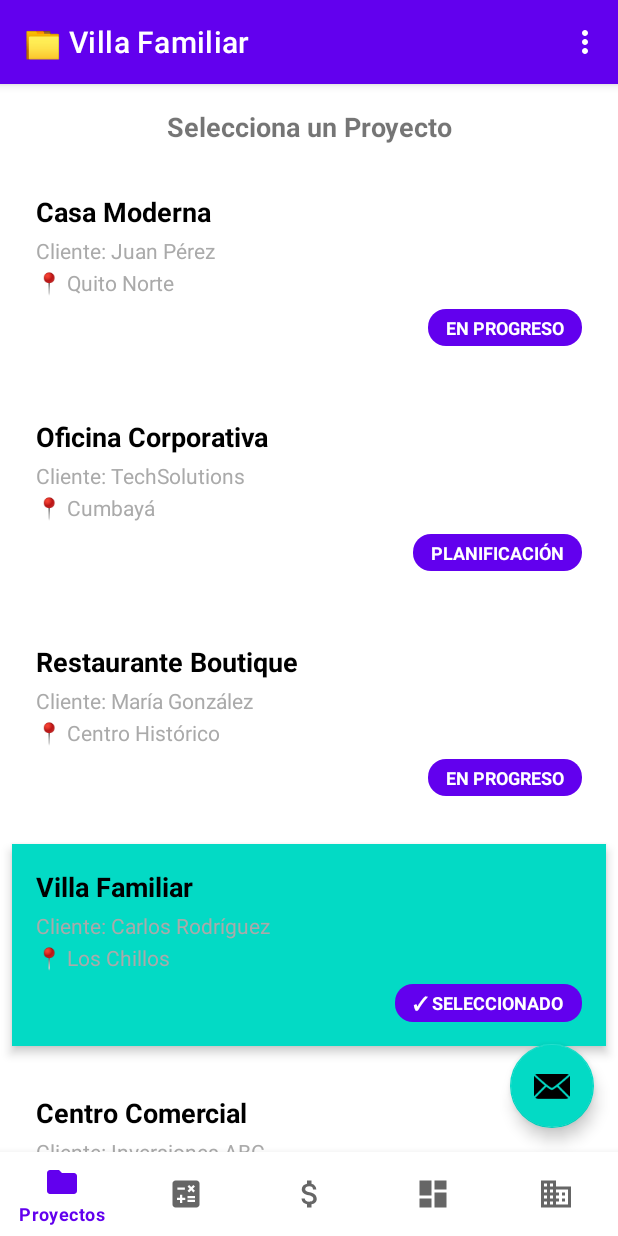
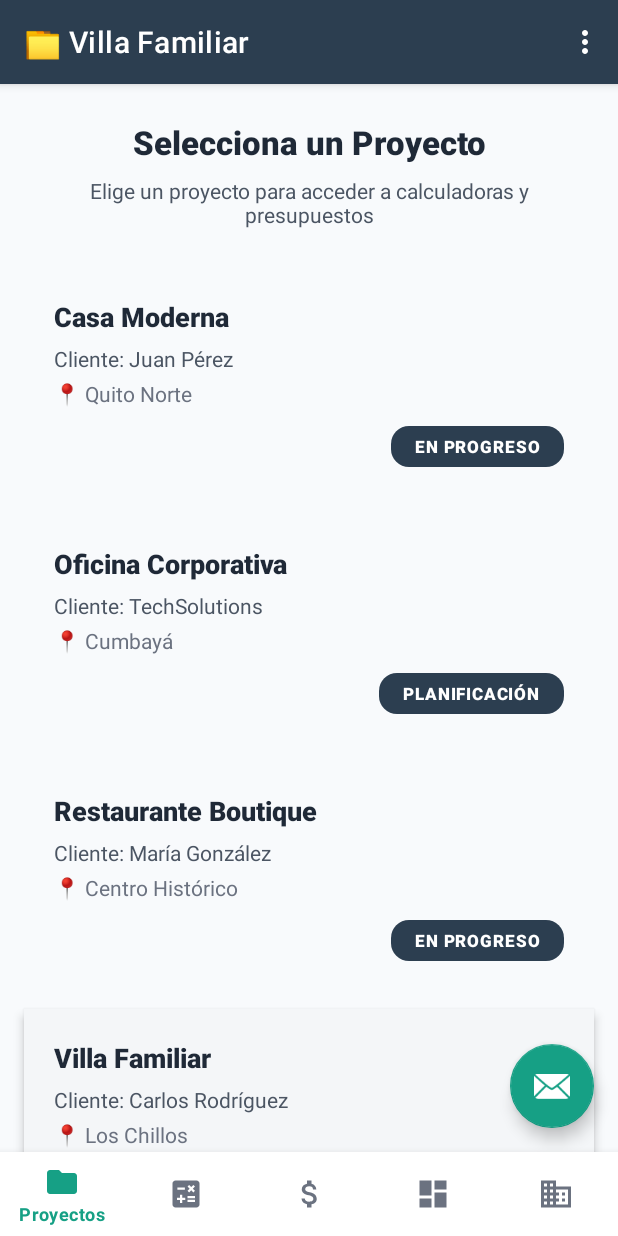
Before and after one commit to JosueZ99/RegenerApp, an Android app: the screen it shows after launch (MainActivity), after a tap on "Villa Familiar", on a phone screen of 412 x 824 dp. Run offline under Robolectric (Android 15) with nearby library versions, the phone set to English and light mode, and no system bars; our stand-ins replace navigation-ui; 3 other taps on this screen came first.

Commit message:
Change colors for light and dark themes

```diff
--- a/app/src/main/java/com/regenerarestudio/regenerapp/ui/proyectos/ProjectsAdapter.java
+++ b/app/src/main/java/com/regenerarestudio/regenerapp/ui/proyectos/ProjectsAdapter.java
@@ -79,10 +79,12 @@ public class ProjectsAdapter extends RecyclerView.Adapter<ProjectsAdapter.Projec
 
             // Resaltar proyecto seleccionado
             if (project.isSelected()) {
-                itemView.setBackgroundResource(R.color.teal_200);
+                itemView.setBackgroundResource(R.color.gray_100);
                 tvProjectStatus.setText("✓ SELECCIONADO");
+                tvProjectStatus.setBackgroundResource(R.drawable.selected_project_background);
             } else {
                 itemView.setBackgroundResource(android.R.color.transparent);
+                tvProjectStatus.setBackgroundResource(R.drawable.status_background);
             }
         }
     }
--- /dev/null
+++ b/app/src/main/res/color/bottom_nav_color.xml
@@ -0,0 +1,11 @@
+<?xml version="1.0" encoding="utf-8"?>
+<selector xmlns:android="http://schemas.android.com/apk/res/android">
+    <!-- Estado seleccionado -->
+    <item android:color="@color/secondary_teal" android:state_checked="true" />
+    <!-- Estado habilitado pero no seleccionado -->
+    <item android:color="@color/gray_500" android:state_enabled="true" />
+    <!-- Estado deshabilitado -->
+    <item android:color="@color/gray_300" android:state_enabled="false" />
+    <!-- Estado por defecto -->
+    <item android:color="@color/gray_400" />
+</selector>
--- a/gradle/wrapper/gradle-wrapper.properties
+++ b/app/src/main/res/drawable/selected_project_background.xml
@@ -1,6 +1,6 @@
-#Wed Jun 25 13:19:54 ECT 2025
-distributionBase=GRADLE_USER_HOME
-distributionPath=wrapper/dists
-distributionUrl=https\://services.gradle.org/distributions/gradle-8.11.1-bin.zip
-zipStoreBase=GRADLE_USER_HOME
-zipStorePath=wrapper/dists
+<?xml version="1.0" encoding="utf-8"?>
+<shape xmlns:android="http://schemas.android.com/apk/res/android"
+    android:shape="rectangle">
+    <solid android:color="@color/success_green" />
+    <corners android:radius="12dp" />
+</shape>
--- a/app/src/main/res/drawable/side_nav_bar.xml
+++ b/app/src/main/res/drawable/side_nav_bar.xml
@@ -2,8 +2,8 @@
     android:shape="rectangle">
     <gradient
         android:angle="135"
-        android:centerColor="#009688"
-        android:endColor="#00695C"
-        android:startColor="#4DB6AC"
+        android:centerColor="@color/primary_dark_blue"
+        android:endColor="@color/primary_blue_gray"
+        android:startColor="@color/secondary_teal"
         android:type="linear" />
 </shape>
--- a/app/src/main/res/layout/app_bar_main.xml
+++ b/app/src/main/res/layout/app_bar_main.xml
@@ -25,10 +25,10 @@
     <!-- Bottom Navigation View -->
     <com.google.android.material.bottomnavigation.BottomNavigationView
         android:id="@+id/bottom_navigation"
+        style="@style/BottomNavigationStyle"
         android:layout_width="match_parent"
         android:layout_height="wrap_content"
         android:layout_gravity="bottom"
-        android:background="?android:attr/windowBackground"
         app:menu="@menu/bottom_nav_menu" />
 
     <com.google.android.material.floatingactionbutton.FloatingActionButton
--- a/app/src/main/res/layout/fragment_proyectos.xml
+++ b/app/src/main/res/layout/fragment_proyectos.xml
@@ -4,34 +4,53 @@
     xmlns:tools="http://schemas.android.com/tools"
     android:layout_width="match_parent"
     android:layout_height="match_parent"
+    android:background="@color/background_main"
     tools:context=".ui.proyectos.ProyectosFragment">
 
     <TextView
         android:id="@+id/tv_header"
         android:layout_width="match_parent"
         android:layout_height="wrap_content"
-        android:layout_marginStart="16dp"
-        android:layout_marginTop="16dp"
-        android:layout_marginEnd="16dp"
+        android:layout_marginStart="20dp"
+        android:layout_marginTop="24dp"
+        android:layout_marginEnd="20dp"
         android:text="Selecciona un Proyecto"
         android:textAlignment="center"
-        android:textSize="18sp"
+        android:textColor="@color/gray_800"
+        android:textSize="22sp"
         android:textStyle="bold"
+        android:fontFamily="sans-serif-medium"
         app:layout_constraintEnd_toEndOf="parent"
         app:layout_constraintStart_toStartOf="parent"
         app:layout_constraintTop_toTopOf="parent" />
+
+    <TextView
+        android:id="@+id/tv_subtitle"
+        android:layout_width="match_parent"
+        android:layout_height="wrap_content"
+        android:layout_marginStart="20dp"
+        android:layout_marginTop="8dp"
+        android:layout_marginEnd="20dp"
+        android:text="Elige un proyecto para acceder a calculadoras y presupuestos"
+        android:textAlignment="center"
+        android:textColor="@color/gray_600"
+        android:textSize="14sp"
+        android:fontFamily="sans-serif"
+        app:layout_constraintEnd_toEndOf="parent"
+        app:layout_constraintStart_toStartOf="parent"
+        app:layout_constraintTop_toBottomOf="@+id/tv_header" />
 
     <androidx.recyclerview.widget.RecyclerView
         android:id="@+id/rv_projects"
         android:layout_width="match_parent"
         android:layout_height="0dp"
-        android:layout_marginTop="8dp"
+        android:layout_marginTop="20dp"
         android:clipToPadding="false"
         android:paddingBottom="80dp"
         app:layout_constraintBottom_toBottomOf="parent"
         app:layout_constraintEnd_toEndOf="parent"
         app:layout_constraintStart_toStartOf="parent"
-        app:layout_constraintTop_toBottomOf="@+id/tv_header"
+        app:layout_constraintTop_toBottomOf="@+id/tv_subtitle"
         tools:listitem="@layout/item_project" />
 
 </androidx.constraintlayout.widget.ConstraintLayout>
--- a/app/src/main/res/layout/item_project.xml
+++ b/app/src/main/res/layout/item_project.xml
@@ -2,46 +2,49 @@
 <androidx.cardview.widget.CardView xmlns:android="http://schemas.android.com/apk/res/android"
     xmlns:app="http://schemas.android.com/apk/res-auto"
     xmlns:tools="http://schemas.android.com/tools"
+    style="@style/CardStyle"
     android:layout_width="match_parent"
     android:layout_height="wrap_content"
-    android:layout_margin="8dp"
+    android:layout_marginHorizontal="16dp"
+    android:layout_marginVertical="6dp"
     android:clickable="true"
     android:focusable="true"
-    android:foreground="?android:attr/selectableItemBackground"
-    app:cardCornerRadius="8dp"
-    app:cardElevation="4dp">
+    android:foreground="?android:attr/selectableItemBackground">
 
     <LinearLayout
         android:layout_width="match_parent"
         android:layout_height="wrap_content"
         android:orientation="vertical"
-        android:padding="16dp">
+        android:padding="20dp">
 
         <TextView
             android:id="@+id/tv_project_name"
             android:layout_width="match_parent"
             android:layout_height="wrap_content"
-            android:textColor="@android:color/black"
+            android:textColor="@color/gray_800"
             android:textSize="18sp"
             android:textStyle="bold"
+            android:fontFamily="sans-serif-medium"
             tools:text="Casa Moderna" />
 
         <TextView
             android:id="@+id/tv_project_client"
             android:layout_width="match_parent"
             android:layout_height="wrap_content"
-            android:layout_marginTop="4dp"
-            android:textColor="@android:color/darker_gray"
+            android:layout_marginTop="6dp"
+            android:textColor="@color/gray_600"
             android:textSize="14sp"
+            android:fontFamily="sans-serif"
             tools:text="Cliente: Juan Pérez" />
 
         <TextView
             android:id="@+id/tv_project_location"
             android:layout_width="match_parent"
             android:layout_height="wrap_content"
-            android:layout_marginTop="2dp"
-            android:textColor="@android:color/darker_gray"
+            android:layout_marginTop="4dp"
+            android:textColor="@color/gray_500"
             android:textSize="14sp"
+            android:fontFamily="sans-serif"
             tools:text="📍 Quito Norte" />
 
         <TextView
@@ -49,13 +52,15 @@
             android:layout_width="wrap_content"
             android:layout_height="wrap_content"
             android:layout_gravity="end"
-            android:layout_marginTop="8dp"
+            android:layout_marginTop="12dp"
             android:background="@drawable/status_background"
-            android:paddingHorizontal="12dp"
-            android:paddingVertical="4dp"
-            android:textColor="@android:color/white"
-            android:textSize="12sp"
+            android:paddingHorizontal="16dp"
+            android:paddingVertical="6dp"
+            android:textColor="@color/surface_white"
+            android:textSize="11sp"
             android:textStyle="bold"
+            android:fontFamily="sans-serif-medium"
+            android:letterSpacing="0.05"
             tools:text="EN PROGRESO" />
 
     </LinearLayout>
--- /dev/null
+++ b/app/src/main/res/values-night/colors.xml
@@ -0,0 +1,48 @@
+<?xml version="1.0" encoding="utf-8"?>
+<resources>
+    <!-- Paleta Principal - Versión Oscura (mismos nombres, valores diferentes) -->
+    <color name="primary_dark_blue">#1ABC9C</color>
+    <color name="primary_blue_gray">#16A085</color>
+    <color name="primary_slate">#148F77</color>
+
+    <!-- Paleta Secundaria - Versión Oscura -->
+    <color name="secondary_teal">#52C41A</color>
+    <color name="secondary_mint">#73D13D</color>
+    <color name="accent_emerald">#95DE64</color>
+
+    <!-- Grises para Tema Oscuro (invertidos) -->
+    <color name="gray_50">#111827</color>
+    <color name="gray_100">#1F2937</color>
+    <color name="gray_200">#374151</color>
+    <color name="gray_300">#4B5563</color>
+    <color name="gray_400">#6B7280</color>
+    <color name="gray_500">#9CA3AF</color>
+    <color name="gray_600">#D1D5DB</color>
+    <color name="gray_700">#E5E7EB</color>
+    <color name="gray_800">#F3F4F6</color>
+    <color name="gray_900">#F9FAFB</color>
+
+    <!-- Colores de Estado - Versión Oscura -->
+    <color name="success_green">#34D399</color>
+    <color name="warning_amber">#FBBF24</color>
+    <color name="error_red">#F87171</color>
+    <color name="info_blue">#60A5FA</color>
+
+    <!-- Colores de Superficie - Versión Oscura -->
+    <color name="surface_white">#1F2937</color>
+    <color name="surface_light">#111827</color>
+    <color name="background_main">#0F172A</color>
+
+    <!-- Transparencias - Versión Oscura -->
+    <color name="overlay_dark">#B0000000</color>
+    <color name="overlay_light">#40FFFFFF</color>
+
+    <!-- Colores Legacy para tema oscuro -->
+    <color name="purple_200">#1ABC9C</color>
+    <color name="purple_500">#16A085</color>
+    <color name="purple_700">#148F77</color>
+    <color name="teal_200">#52C41A</color>
+    <color name="teal_700">#73D13D</color>
+    <color name="black">#FFFFFF</color>
+    <color name="white">#000000</color>
+</resources>
--- a/app/src/main/res/values-night/themes.xml
+++ b/app/src/main/res/values-night/themes.xml
@@ -1,16 +1,42 @@
 <resources xmlns:tools="http://schemas.android.com/tools">
-    <!-- Base application theme. -->
+    <!-- Base application theme - Dark Mode. -->
     <style name="Theme.RegenerApp" parent="Theme.MaterialComponents.DayNight.DarkActionBar">
-        <!-- Primary brand color. -->
-        <item name="colorPrimary">@color/purple_200</item>
-        <item name="colorPrimaryVariant">@color/purple_700</item>
-        <item name="colorOnPrimary">@color/black</item>
-        <!-- Secondary brand color. -->
-        <item name="colorSecondary">@color/teal_200</item>
-        <item name="colorSecondaryVariant">@color/teal_200</item>
-        <item name="colorOnSecondary">@color/black</item>
+        <!-- Primary brand colors. -->
+        <item name="colorPrimary">@color/primary_dark_blue</item>
+        <item name="colorPrimaryVariant">@color/primary_blue_gray</item>
+        <item name="colorOnPrimary">@color/gray_900</item>
+
+        <!-- Secondary brand colors. -->
+        <item name="colorSecondary">@color/secondary_teal</item>
+        <item name="colorSecondaryVariant">@color/secondary_mint</item>
+        <item name="colorOnSecondary">@color/gray_900</item>
+
+        <!-- Surface colors. -->
+        <item name="colorSurface">@color/surface_white</item>
+        <item name="colorOnSurface">@color/gray_800</item>
+
+        <!-- Background colors. -->
+        <item name="android:colorBackground">@color/background_main</item>
+        <item name="colorOnBackground">@color/gray_800</item>
+
+        <!-- Error colors. -->
+        <item name="colorError">@color/error_red</item>
+        <item name="colorOnError">@color/gray_900</item>
+
         <!-- Status bar color. -->
-        <item name="android:statusBarColor">?attr/colorPrimaryVariant</item>
-        <!-- Customize your theme here. -->
+        <item name="android:statusBarColor">@color/primary_blue_gray</item>
+
+        <!-- Navigation bar color. -->
+        <item name="android:navigationBarColor">@color/surface_white</item>
+        <item name="android:windowLightNavigationBar" tools:targetApi="27">false</item>
+
+        <!-- Control colors. -->
+        <item name="colorControlActivated">@color/secondary_teal</item>
+        <item name="colorControlHighlight">@color/gray_200</item>
+
+        <!-- Text colors. -->
+        <item name="android:textColorPrimary">@color/gray_800</item>
+        <item name="android:textColorSecondary">@color/gray_600</item>
+        <item name="android:textColorHint">@color/gray_400</item>
     </style>
 </resources>
--- a/app/src/main/res/values/colors.xml
+++ b/app/src/main/res/values/colors.xml
@@ -1,10 +1,48 @@
 <?xml version="1.0" encoding="utf-8"?>
 <resources>
-    <color name="purple_200">#FFBB86FC</color>
-    <color name="purple_500">#FF6200EE</color>
-    <color name="purple_700">#FF3700B3</color>
-    <color name="teal_200">#FF03DAC5</color>
-    <color name="teal_700">#FF018786</color>
-    <color name="black">#FF000000</color>
-    <color name="white">#FFFFFFFF</color>
+    <!-- Paleta Principal - Azules Gris Modernos -->
+    <color name="primary_dark_blue">#2C3E50</color>
+    <color name="primary_blue_gray">#34495E</color>
+    <color name="primary_slate">#445566</color>
+
+    <!-- Paleta Secundaria - Verdes Teal Elegantes -->
+    <color name="secondary_teal">#16A085</color>
+    <color name="secondary_mint">#1ABC9C</color>
+    <color name="accent_emerald">#27AE60</color>
+
+    <!-- Grises Sofisticados -->
+    <color name="gray_50">#FAFBFC</color>
+    <color name="gray_100">#F4F6F8</color>
+    <color name="gray_200">#E4E7EB</color>
+    <color name="gray_300">#D1D5DB</color>
+    <color name="gray_400">#9CA3AF</color>
+    <color name="gray_500">#6B7280</color>
+    <color name="gray_600">#4B5563</color>
+    <color name="gray_700">#374151</color>
+    <color name="gray_800">#1F2937</color>
+    <color name="gray_900">#111827</color>
+
+    <!-- Colores de Estado -->
+    <color name="success_green">#10B981</color>
+    <color name="warning_amber">#F59E0B</color>
+    <color name="error_red">#EF4444</color>
+    <color name="info_blue">#3B82F6</color>
+
+    <!-- Colores de Superficie -->
+    <color name="surface_white">#FFFFFF</color>
+    <color name="surface_light">#FAFBFC</color>
+    <color name="background_main">#F8FAFC</color>
+
+    <!-- Transparencias -->
+    <color name="overlay_dark">#80000000</color>
+    <color name="overlay_light">#40FFFFFF</color>
+
+    <!-- Colores Legacy (mantenidos para compatibilidad) -->
+    <color name="purple_200">#16A085</color>
+    <color name="purple_500">#2C3E50</color>
+    <color name="purple_700">#1B2631</color>
+    <color name="teal_200">#1ABC9C</color>
+    <color name="teal_700">#148F77</color>
+    <color name="black">#000000</color>
+    <color name="white">#FFFFFF</color>
 </resources>
--- a/app/src/main/res/values/themes.xml
+++ b/app/src/main/res/values/themes.xml
@@ -1,17 +1,43 @@
 <resources xmlns:tools="http://schemas.android.com/tools">
     <!-- Base application theme. -->
     <style name="Theme.RegenerApp" parent="Theme.MaterialComponents.DayNight.DarkActionBar">
-        <!-- Primary brand color. -->
-        <item name="colorPrimary">@color/purple_500</item>
-        <item name="colorPrimaryVariant">@color/purple_700</item>
-        <item name="colorOnPrimary">@color/white</item>
-        <!-- Secondary brand color. -->
-        <item name="colorSecondary">@color/teal_200</item>
-        <item name="colorSecondaryVariant">@color/teal_700</item>
-        <item name="colorOnSecondary">@color/black</item>
+        <!-- Primary brand colors. -->
+        <item name="colorPrimary">@color/primary_dark_blue</item>
+        <item name="colorPrimaryVariant">@color/primary_blue_gray</item>
+        <item name="colorOnPrimary">@color/surface_white</item>
+
+        <!-- Secondary brand colors. -->
+        <item name="colorSecondary">@color/secondary_teal</item>
+        <item name="colorSecondaryVariant">@color/secondary_mint</item>
+        <item name="colorOnSecondary">@color/surface_white</item>
+
+        <!-- Surface colors. -->
+        <item name="colorSurface">@color/surface_white</item>
+        <item name="colorOnSurface">@color/gray_800</item>
+
+        <!-- Background colors. -->
+        <item name="android:colorBackground">@color/background_main</item>
+        <item name="colorOnBackground">@color/gray_800</item>
+
+        <!-- Error colors. -->
+        <item name="colorError">@color/error_red</item>
+        <item name="colorOnError">@color/surface_white</item>
+
         <!-- Status bar color. -->
-        <item name="android:statusBarColor">?attr/colorPrimaryVariant</item>
-        <!-- Customize your theme here. -->
+        <item name="android:statusBarColor">@color/primary_blue_gray</item>
+
+        <!-- Navigation bar color. -->
+        <item name="android:navigationBarColor">@color/surface_white</item>
+        <item name="android:windowLightNavigationBar" tools:targetApi="27">true</item>
+
+        <!-- Control colors. -->
+        <item name="colorControlActivated">@color/secondary_teal</item>
+        <item name="colorControlHighlight">@color/gray_100</item>
+
+        <!-- Text colors. -->
+        <item name="android:textColorPrimary">@color/gray_800</item>
+        <item name="android:textColorSecondary">@color/gray_600</item>
+        <item name="android:textColorHint">@color/gray_400</item>
     </style>
 
     <style name="Theme.RegenerApp.NoActionBar">
@@ -22,4 +48,19 @@
     <style name="Theme.RegenerApp.AppBarOverlay" parent="ThemeOverlay.AppCompat.Dark.ActionBar" />
 
     <style name="Theme.RegenerApp.PopupOverlay" parent="ThemeOverlay.AppCompat.Light" />
+
+    <!-- Custom styles for Bottom Navigation -->
+    <style name="BottomNavigationStyle" parent="Widget.MaterialComponents.BottomNavigationView">
+        <item name="itemIconTint">@color/bottom_nav_color</item>
+        <item name="itemTextColor">@color/bottom_nav_color</item>
+        <item name="android:background">@color/surface_white</item>
+        <item name="elevation">8dp</item>
+    </style>
+
+    <!-- Custom styles for Cards -->
+    <style name="CardStyle" parent="Widget.MaterialComponents.CardView">
+        <item name="cardCornerRadius">12dp</item>
+        <item name="cardElevation">4dp</item>
+        <item name="cardBackgroundColor">@color/surface_white</item>
+    </style>
 </resources>
```
